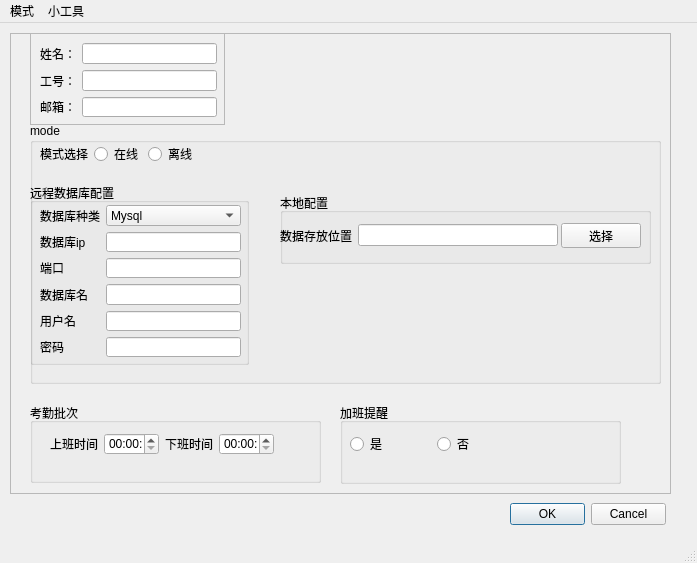
Before: the Qt Designer form win_monitor/ui/Main.ui in YiBuBuHuiTou/tools, drawn with Qt 5.
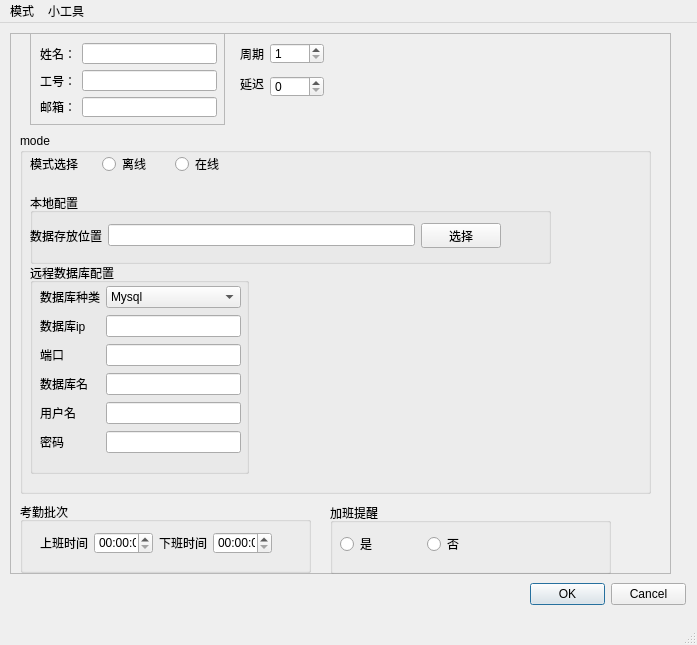
After: the same form once the commit is applied.

```diff
--- a/win_monitor/ui/Main.ui
+++ b/win_monitor/ui/Main.ui
@@ -7,7 +7,7 @@
     <x>0</x>
     <y>0</y>
     <width>697</width>
-    <height>563</height>
+    <height>645</height>
    </rect>
   </property>
   <property name="sizePolicy">
@@ -26,7 +26,7 @@
       <x>10</x>
       <y>10</y>
       <width>661</width>
-      <height>461</height>
+      <height>541</height>
      </rect>
     </property>
     <property name="frameShape">
@@ -38,21 +38,21 @@
     <widget class="QGroupBox" name="attendance">
      <property name="geometry">
       <rect>
-       <x>20</x>
-       <y>370</y>
+       <x>10</x>
+       <y>469</y>
        <width>291</width>
-       <height>80</height>
+       <height>71</height>
       </rect>
      </property>
      <property name="title">
       <string>考勤批次</string>
      </property>
-     <widget class="QWidget" name="">
+     <widget class="QWidget" name="layoutWidget">
       <property name="geometry">
        <rect>
         <x>20</x>
         <y>30</y>
-        <width>224</width>
+        <width>232</width>
         <height>22</height>
        </rect>
       </property>
@@ -83,10 +83,10 @@
     <widget class="QGroupBox" name="data_store">
      <property name="geometry">
       <rect>
-       <x>20</x>
-       <y>90</y>
+       <x>10</x>
+       <y>100</y>
        <width>631</width>
-       <height>261</height>
+       <height>361</height>
       </rect>
      </property>
      <property name="title">
@@ -95,21 +95,21 @@
      <widget class="QGroupBox" name="offline_config">
       <property name="geometry">
        <rect>
-        <x>250</x>
-        <y>70</y>
-        <width>371</width>
+        <x>10</x>
+        <y>60</y>
+        <width>521</width>
         <height>71</height>
        </rect>
       </property>
       <property name="title">
        <string>本地配置</string>
       </property>
-      <widget class="QWidget" name="">
+      <widget class="QWidget" name="layoutWidget">
        <property name="geometry">
         <rect>
          <x>0</x>
          <y>30</y>
-         <width>361</width>
+         <width>471</width>
          <height>25</height>
         </rect>
        </property>
@@ -151,22 +151,22 @@
      <widget class="QGroupBox" name="online_config">
       <property name="geometry">
        <rect>
-        <x>0</x>
-        <y>60</y>
+        <x>10</x>
+        <y>130</y>
         <width>219</width>
-        <height>182</height>
+        <height>211</height>
        </rect>
       </property>
       <property name="title">
        <string>远程数据库配置</string>
       </property>
-      <widget class="QWidget" name="">
+      <widget class="QWidget" name="layoutWidget">
        <property name="geometry">
         <rect>
          <x>10</x>
          <y>22</y>
          <width>201</width>
-         <height>152</height>
+         <height>170</height>
         </rect>
        </property>
        <layout class="QGridLayout" name="gridLayout_2">
@@ -244,12 +244,12 @@
        </layout>
       </widget>
      </widget>
-     <widget class="QWidget" name="">
+     <widget class="QWidget" name="layoutWidget">
       <property name="geometry">
        <rect>
         <x>10</x>
         <y>22</y>
-        <width>156</width>
+        <width>211</width>
         <height>18</height>
        </rect>
       </property>
@@ -261,19 +261,6 @@
          </property>
         </widget>
        </item>
-       <item>
-        <widget class="QRadioButton" name="online">
-         <property name="sizePolicy">
-          <sizepolicy hsizetype="Minimum" vsizetype="Fixed">
-           <horstretch>0</horstretch>
-           <verstretch>0</verstretch>
-          </sizepolicy>
-         </property>
-         <property name="text">
-          <string>在线</string>
-         </property>
-        </widget>
-       </item>
        <item>
         <widget class="QRadioButton" name="offline">
          <property name="sizePolicy">
@@ -287,6 +274,19 @@
          </property>
         </widget>
        </item>
+       <item>
+        <widget class="QRadioButton" name="online">
+         <property name="sizePolicy">
+          <sizepolicy hsizetype="Minimum" vsizetype="Fixed">
+           <horstretch>0</horstretch>
+           <verstretch>0</verstretch>
+          </sizepolicy>
+         </property>
+         <property name="text">
+          <string>在线</string>
+         </property>
+        </widget>
+       </item>
       </layout>
      </widget>
     </widget>
@@ -373,16 +373,16 @@
     <widget class="QGroupBox" name="groupBox">
      <property name="geometry">
       <rect>
-       <x>330</x>
-       <y>370</y>
+       <x>320</x>
+       <y>470</y>
        <width>281</width>
-       <height>81</height>
+       <height>71</height>
       </rect>
      </property>
      <property name="title">
       <string>加班提醒</string>
      </property>
-     <widget class="QWidget" name="">
+     <widget class="QWidget" name="layoutWidget">
       <property name="geometry">
        <rect>
         <x>10</x>
@@ -422,12 +422,55 @@
       </layout>
      </widget>
     </widget>
+    <widget class="QWidget" name="layoutWidget">
+     <property name="geometry">
+      <rect>
+       <x>230</x>
+       <y>10</y>
+       <width>84</width>
+       <height>54</height>
+      </rect>
+     </property>
+     <layout class="QGridLayout" name="gridLayout_3">
+      <item row="0" column="0">
+       <widget class="QLabel" name="label_14">
+        <property name="text">
+         <string>周期</string>
+        </property>
+       </widget>
+      </item>
+      <item row="0" column="1">
+       <widget class="QSpinBox" name="cycle">
+        <property name="minimum">
+         <number>1</number>
+        </property>
+        <property name="maximum">
+         <number>3600</number>
+        </property>
+       </widget>
+      </item>
+      <item row="1" column="0" rowspan="2" colspan="2">
+       <widget class="QLabel" name="label_15">
+        <property name="text">
+         <string>延迟</string>
+        </property>
+       </widget>
+      </item>
+      <item row="2" column="1">
+       <widget class="QSpinBox" name="delay">
+        <property name="maximum">
+         <number>3599</number>
+        </property>
+       </widget>
+      </item>
+     </layout>
+    </widget>
    </widget>
    <widget class="QDialogButtonBox" name="buttonBox">
     <property name="geometry">
      <rect>
-      <x>510</x>
-      <y>480</y>
+      <x>530</x>
+      <y>560</y>
       <width>156</width>
       <height>23</height>
      </rect>
```
Left out of the diff: 54 changed lines with no effect on the pictures.
